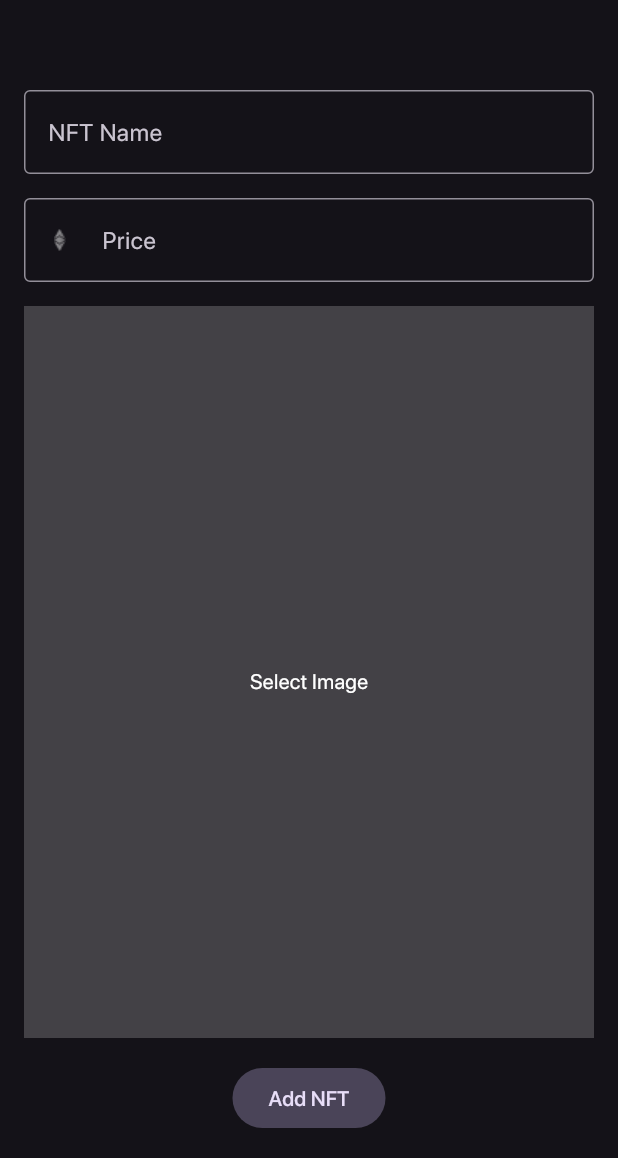
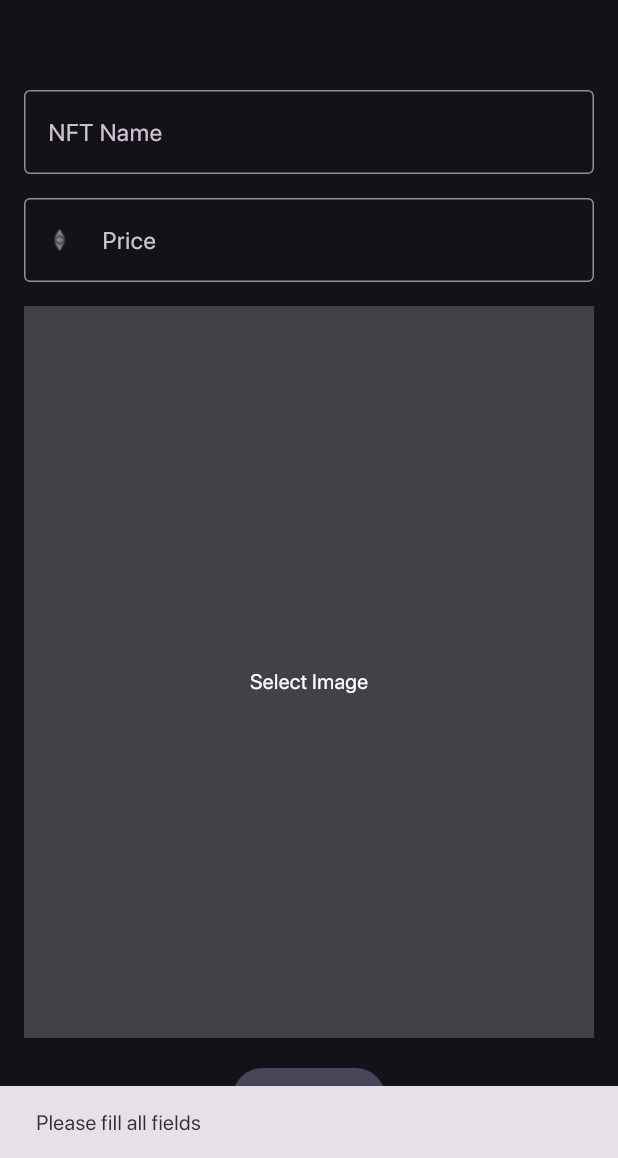
Before and after one commit to josephmangmang/sw-bohol-nft-market, a Flutter app: the AddNftPage screen opened directly, after a tap on "Add NFT", on a phone screen of 412 x 824 dp, the part 78-1236 px from its top. Run offline on Flutter 3.47's test engine with Material 2 defaults, Android fonts, the phone set to English and light mode, and no system bars; our stand-ins replace cloud_firestore, firebase_auth, firebase_core, firebase_storage, image_picker; accounts and stored records are empty.

Commit message:
Upload nft image

```diff
--- a/lib/add_nft_page.dart
+++ b/lib/add_nft_page.dart
@@ -1,7 +1,34 @@
+import 'dart:io';
+
+import 'package:cloud_firestore/cloud_firestore.dart';
+import 'package:firebase_storage/firebase_storage.dart';
 import 'package:flutter/material.dart';
+import 'package:image_picker/image_picker.dart';
 
-class AddNftPage extends StatelessWidget {
+import 'nft.dart';
+
+class AddNftPage extends StatefulWidget {
   const AddNftPage({Key? key}) : super(key: key);
+
+  @override
+  State<AddNftPage> createState() => _AddNftPageState();
+}
+
+class _AddNftPageState extends State<AddNftPage> {
+  final nftNameTextController = TextEditingController();
+  final priceTextController = TextEditingController();
+  final ImagePicker imagePicker = ImagePicker();
+
+  File? selectedImage;
+
+  bool isLoading = false;
+
+  @override
+  void dispose() {
+    nftNameTextController.dispose();
+    priceTextController.dispose();
+    super.dispose();
+  }
 
   @override
   Widget build(BuildContext context) {
@@ -38,9 +65,10 @@ class AddNftPage extends StatelessWidget {
                     ),
                   ),
                   const SizedBox(height: 48),
-                  const Padding(
+                  Padding(
                     padding: EdgeInsets.symmetric(horizontal: 16),
                     child: TextField(
+                      controller: nftNameTextController,
                       decoration: InputDecoration(
                         border: OutlineInputBorder(),
                         labelText: 'NFT Name',
@@ -52,6 +80,7 @@ class AddNftPage extends StatelessWidget {
                   Padding(
                     padding: const EdgeInsets.symmetric(horizontal: 16),
                     child: TextField(
+                      controller: priceTextController,
                       keyboardType: TextInputType.number,
                       decoration: InputDecoration(
                         border: const OutlineInputBorder(),
@@ -64,11 +93,28 @@ class AddNftPage extends StatelessWidget {
                       ),
                     ),
                   ),
-                  Container(
+                  InkWell(
+                    onTap: () async {
+                      final image = await imagePicker.pickImage(source: ImageSource.gallery);
+                      setState(() {
+                        selectedImage = File(image!.path);
+                        if (selectedImage != null) {
+                          print(selectedImage?.path);
+                        }
+                      });
+                    },
+                    child: Container(
                       height: 500,
                       margin: const EdgeInsets.all(16),
                       color: Colors.white.withOpacity(0.2),
-                    child: const Center(child: Text('Select Image')),
+                      alignment: Alignment.center,
+                      child: selectedImage != null
+                          ? Image.file(
+                              selectedImage!,
+                              fit: BoxFit.fitWidth,
+                            )
+                          : Text('Select Image'),
+                    ),
                   )
                 ],
               ),
@@ -77,8 +123,42 @@ class AddNftPage extends StatelessWidget {
           const SizedBox(
             height: 16,
           ),
+          if (isLoading)
+            CircularProgressIndicator()
+          else
             FilledButton.tonal(
-            onPressed: () {},
+              onPressed: () async {
+                if (nftNameTextController.text.isEmpty || priceTextController.text.isEmpty || selectedImage == null) {
+                  ScaffoldMessenger.of(context).showSnackBar(const SnackBar(
+                    content: Text('Please fill all fields'),
+                  ));
+                } else {
+                  setState(() {
+                    isLoading = true;
+                  });
+                  final uploadTask =
+                      FirebaseStorage.instance.ref('nfts/${nftNameTextController.text}').putFile(selectedImage!);
+                  final snapshot = await uploadTask;
+                  final downloadUrl = await snapshot.ref.getDownloadURL();
+                  print(downloadUrl);
+
+                  final name = nftNameTextController.text;
+                  final price = priceTextController.text;
+
+                  final nft = Nft(name, double.parse(price), downloadUrl);
+
+                  await FirebaseFirestore.instance.collection('nfts').add(nft.toJson());
+
+                  setState(() {
+                    isLoading = false;
+                  });
+                  // show success message
+                  ScaffoldMessenger.of(context).showSnackBar(const SnackBar(
+                    content: Text('NFT added successfully'),
+                  ));
+                  Navigator.pop(context);
+                }
+              },
               child: const Text('Add NFT'),
             ),
           const SizedBox(
--- /dev/null
+++ b/lib/nft.dart
@@ -0,0 +1,15 @@
+class Nft {
+  final String name;
+  final double price;
+  final String image;
+
+  Nft(this.name, this.price, this.image);
+
+  Map<String, dynamic> toJson() {
+    return {
+      'name': name,
+      'price': price,
+      'image': image,
+    };
+  }
+}
--- a/pubspec.yaml
+++ b/pubspec.yaml
@@ -37,6 +37,9 @@ dependencies:
   cupertino_icons: ^1.0.2
   firebase_core: ^2.15.0
   firebase_auth: ^4.7.2
+  cloud_firestore: ^4.8.4
+  image_picker: ^1.0.2
+  firebase_storage: ^11.2.5
 
 dev_dependencies:
   flutter_test:
```
Also changed, not shown: pubspec.lock, 6 other files. Lines whose indentation alone changed are shown as unchanged.
